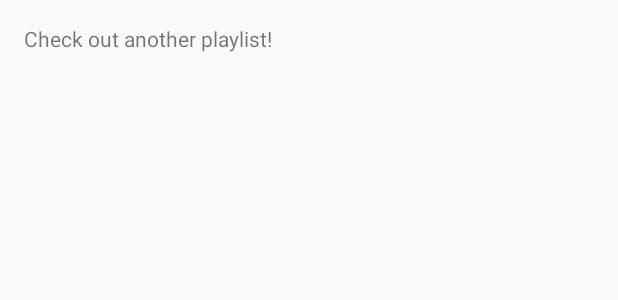
After one commit to ZMC-dev/MyMusicApp, an Android app: the layout list_playlists.xml on its own in the app's theme, with its tools: preview values and no code run, on a phone screen of 412 x 824 dp. The commit adds this screen. Shown: the top 300 px of the screen. Run offline under Robolectric (Android 15) with nearby library versions, the phone set to English and light mode, and no system bars.

Commit message:
Display playlists on each playlist screen

```diff
--- a/app/src/main/java/com/example/android/mymusicapp/LoveSongsActivity.java
+++ b/app/src/main/java/com/example/android/mymusicapp/LoveSongsActivity.java
@@ -16,6 +16,7 @@ public class LoveSongsActivity extends AppCompatActivity {
 
         // Create an ArrayList of Song objects
         ArrayList<Song> songs = new ArrayList<Song>();
+        songs.add(new Song("PLAY ALL THE PLAYLIST", "Playlist LOVE SONGS", R.drawable.love_songs,R.drawable.play_button));
         songs.add(new Song("I Will Always Love You", "The B.B. & Q. Band", R.drawable.love_1_i_will_always_love_you,R.drawable.play_btn));
         songs.add(new Song("Unchained Melody", "George Benson", R.drawable.love_2_unchained_melody,R.drawable.play_btn));
         songs.add(new Song("How Deep is Your Love", "Bee Gees", R.drawable.love_3_how_deep_is_your_love,R.drawable.play_btn));
@@ -25,8 +26,6 @@ public class LoveSongsActivity extends AppCompatActivity {
         songs.add(new Song("Somebody to Love", "Queen", R.drawable.love_7_somebody_to_love,R.drawable.play_btn));
         songs.add(new Song("Love of My Life", "Queen", R.drawable.love_8_love_of_my_life,R.drawable.play_btn));
         songs.add(new Song("Power of Love", "Celine Dion", R.drawable.love_9_power_of_love,R.drawable.play_btn));
-        songs.add(new Song("Best of My Love", "The Emotions", R.drawable.love_10_best_of_my_love,R.drawable.play_btn));
-
 
         // Create an {@link SongAdapter}, whose data source is a list of
         // {@link Song}s. The adapter knows how to create list item views for each item
--- /dev/null
+++ b/app/src/main/res/layout/list_playlists.xml
@@ -0,0 +1,55 @@
+<?xml version="1.0" encoding="utf-8"?>
+<LinearLayout xmlns:android="http://schemas.android.com/apk/res/android"
+    android:layout_width="match_parent"
+    android:layout_height="wrap_content"
+    android:gravity="center_vertical"
+    android:minHeight="?android:attr/listPreferredItemHeight"
+    android:orientation="vertical"
+    android:padding="16dp">
+
+
+    <TextView
+        android:id="@+id/intro_playlists"
+        android:layout_width="wrap_content"
+        android:layout_height="wrap_content"
+        android:text="Check out another playlist! " />
+
+
+    <LinearLayout
+        android:layout_width="match_parent"
+        android:layout_height="match_parent"
+        android:layout_marginTop="20dp"
+        android:orientation="horizontal">
+
+
+        <ImageView
+            android:id="@+id/playlist_1"
+            android:layout_width="0dp"
+            android:layout_height="50dp"
+            android:layout_weight="1"
+            android:padding="10dp" />
+
+        <ImageView
+            android:id="@+id/playlist_2"
+            android:layout_width="0dp"
+            android:layout_height="50dp"
+            android:layout_weight="1"
+            android:padding="10dp"/>
+
+        <ImageView
+            android:id="@+id/playlist_3"
+            android:layout_width="0dp"
+            android:layout_height="50dp"
+            android:layout_weight="1"
+            android:padding="10dp" />
+
+        <ImageView
+            android:id="@+id/playlist_4"
+            android:layout_width="0dp"
+            android:layout_height="50dp"
+            android:layout_weight="1"
+            android:padding="10dp"/>
+
+    </LinearLayout>
+
+</LinearLayout>
```
Also changed, not shown: app/src/main/java/com/example/android/mymusicapp/FunkyActivity.java (+14 -7 lines), app/src/main/java/com/example/android/mymusicapp/MainActivity.java (+5 -5 lines), app/src/main/java/com/example/android/mymusicapp/PartyActivity.java (+9 -8 lines), app/src/main/java/com/example/android/mymusicapp/Playlists.java (added, +66 -0 lines), app/src/main/java/com/example/android/mymusicapp/PlaylistsAdapter.java (added, +89 -0 lines), app/src/main/java/com/example/android/mymusicapp/RelaxActivity.java (+10 -8 lines), app/src/main/java/com/example/android/mymusicapp/Song.java (+11 -9 lines), app/src/main/java/com/example/android/mymusicapp/SongAdapter.java (+7 -7 lines), app/src/main/java/com/example/android/mymusicapp/WorkingOutActivity.java (+9 -8 lines), app/src/main/res/layout/songs_list.xml (+17 -14 lines).
